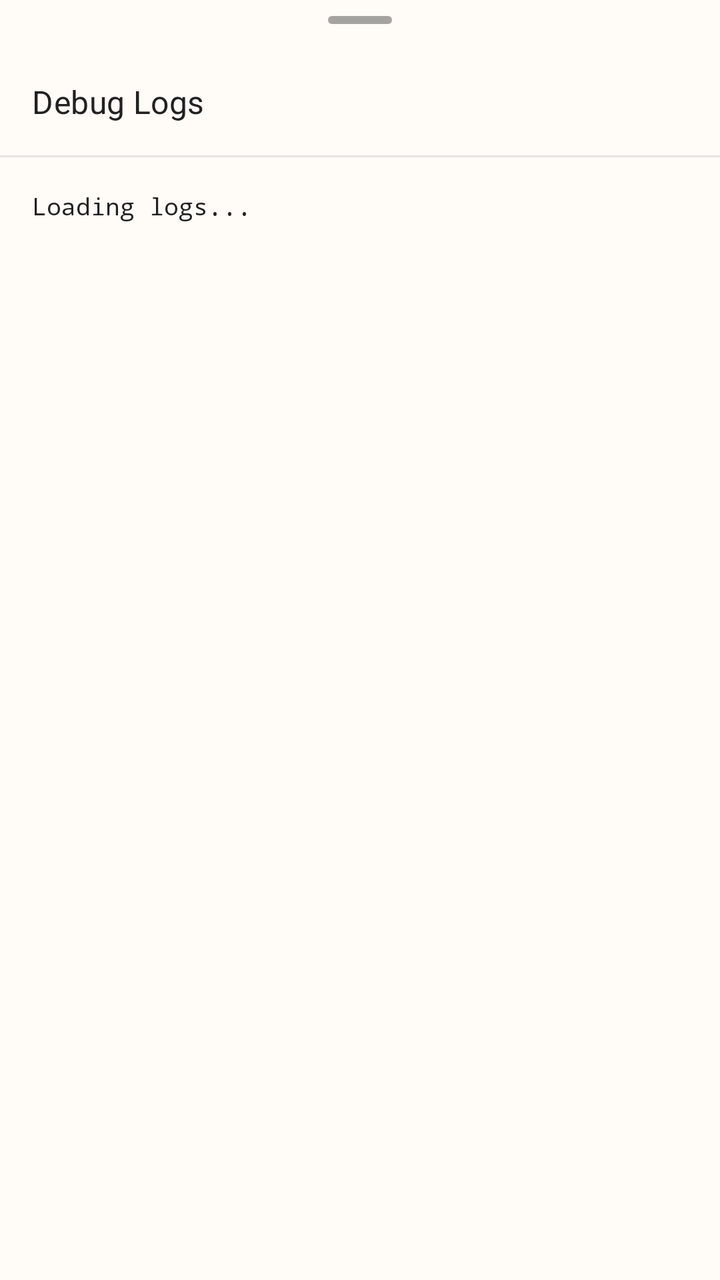
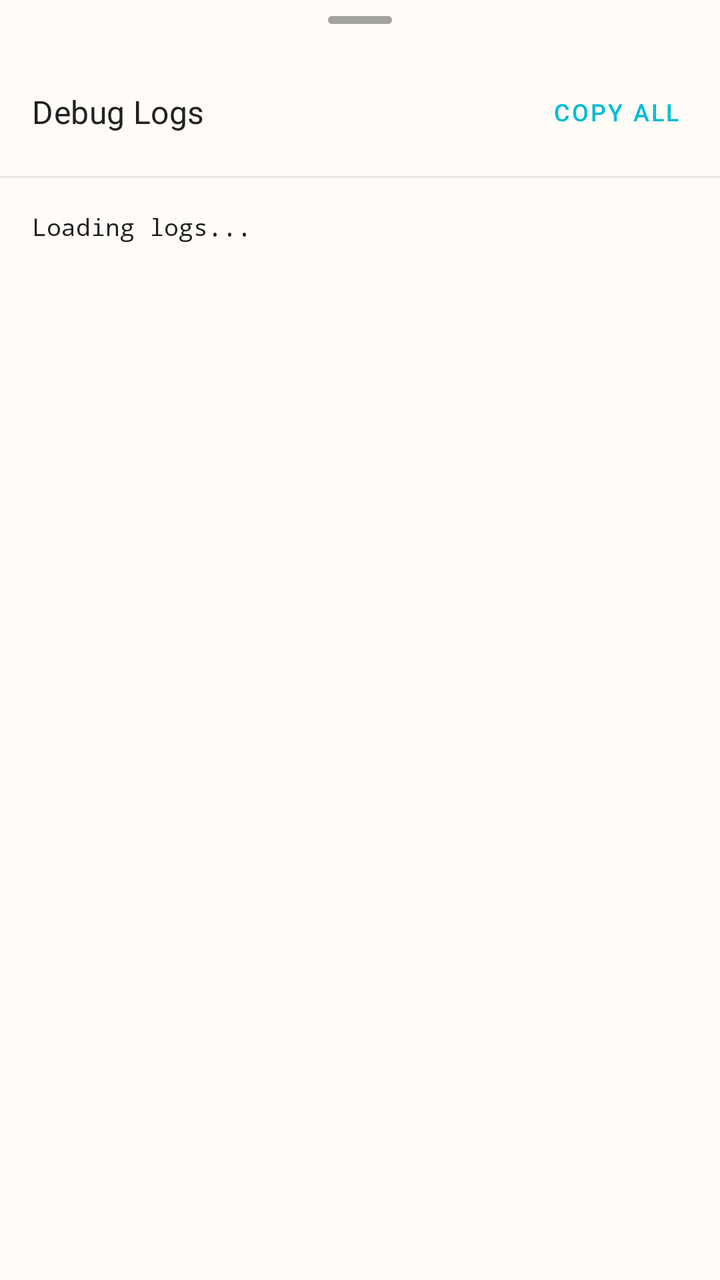

Before-and-after screenshots of an Android layout around one commit, followed by the original layout XML and the change that was made.
<!-- AndroidManifest.xml: application theme Theme.MyApplication -->
<!-- res/layout/fragment_debug_logs_bottom_sheet.xml -->
<?xml version="1.0" encoding="utf-8"?>

<LinearLayout xmlns:android="http://schemas.android.com/apk/res/android"
    xmlns:app="http://schemas.android.com/apk/res-auto"
    android:layout_width="match_parent"
    android:layout_height="wrap_content"
    android:orientation="vertical"
    android:paddingBottom="16dp">

    
    <View
        android:layout_width="32dp"
        android:layout_height="4dp"
        android:layout_gravity="center_horizontal"
        android:layout_marginTop="8dp"
        android:layout_marginBottom="12dp"
        android:background="@drawable/drag_handle_background"
        android:alpha="0.4" />

    
    <TextView
        android:layout_width="match_parent"
        android:layout_height="wrap_content"
        android:text="Debug Logs"
        android:textAppearance="@style/TextAppearance.MaterialComponents.Subtitle1"
        android:textColor="?attr/colorOnSurface"
        android:padding="16dp" />

    
    <View
        android:layout_width="match_parent"
        android:layout_height="1dp"
        android:background="?attr/colorOnSurface"
        android:alpha="0.1" />

    
    <androidx.core.widget.NestedScrollView
        android:id="@+id/debugLogScrollView"
        android:layout_width="match_parent"
        android:layout_height="400dp"
        android:padding="16dp">

        <TextView
            android:id="@+id/debugLogText"
            android:layout_width="match_parent"
            android:layout_height="wrap_content"
            android:fontFamily="monospace"
            android:text="Loading logs..."
            android:textSize="12sp"
            android:textColor="?attr/colorOnSurface" />

    </androidx.core.widget.NestedScrollView>

</LinearLayout>
<!-- resources referenced by this layout -->
<resources>
  <!-- drawable drag_handle_background (drawable) -->
  <?xml version="1.0" encoding="utf-8"?>
  
  <shape xmlns:android="http://schemas.android.com/apk/res/android"
      android:shape="rectangle">
      <solid android:color="?attr/colorOnSurface" />
      <corners android:radius="2dp" />
  </shape>
  <style name="Theme.MyApplication" parent="Theme.MaterialComponents.DayNight.NoActionBar">
          
          <item name="colorPrimary">@color/teal_primary</item>
          <item name="colorPrimaryVariant">@color/teal_primary_dark</item>
          <item name="colorOnPrimary">@color/white</item>
  
          
          <item name="colorSecondary">@color/cyan_secondary</item>
          <item name="colorSecondaryVariant">@color/cyan_secondary_dark</item>
          <item name="colorOnSecondary">@color/black</item>
  
          
          <item name="colorAccent">@color/orange_accent</item>
  
          
          <item name="android:colorBackground">@color/background_light</item>
          <item name="colorSurface">@color/surface_light</item>
          <item name="colorOnSurface">@color/text_primary_light</item>
  
          
          <item name="colorError">@color/error</item>
          <item name="colorOnError">@color/white</item>
  
          
          <item name="android:statusBarColor">?attr/colorPrimaryVariant</item>
      </style>
  <color name="teal_primary">#00BCD4</color>
  <color name="teal_primary_dark">#0097A7</color>
  <color name="white">#FFFFFFFF</color>
  <color name="cyan_secondary">#26A69A</color>
  <color name="cyan_secondary_dark">#00897B</color>
  <color name="black">#FF000000</color>
  <color name="orange_accent">#FFA726</color>
  <color name="background_light">#FFFBF7</color>
  <color name="surface_light">#FFFFFF</color>
  <color name="text_primary_light">#212121</color>
  <color name="error">#C62828</color>
</resources>

<!-- the commit's change to res/layout/fragment_debug_logs_bottom_sheet.xml (unified diff, before → after) -->
@@ -18,13 +18,33 @@
         android:alpha="0.4" />
 
     
-    <TextView
+    <LinearLayout
         android:layout_width="match_parent"
         android:layout_height="wrap_content"
-        android:text="Debug Logs"
-        android:textAppearance="@style/TextAppearance.MaterialComponents.Subtitle1"
-        android:textColor="?attr/colorOnSurface"
-        android:padding="16dp" />
+        android:orientation="horizontal"
+        android:gravity="center_vertical"
+        android:paddingStart="16dp"
+        android:paddingEnd="8dp"
+        android:paddingTop="8dp"
+        android:paddingBottom="8dp">
+
+        <TextView
+            android:layout_width="0dp"
+            android:layout_height="wrap_content"
+            android:layout_weight="1"
+            android:text="Debug Logs"
+            android:textAppearance="@style/TextAppearance.MaterialComponents.Subtitle1"
+            android:textColor="?attr/colorOnSurface" />
+
+        <Button
+            android:id="@+id/copyAllButton"
+            style="@style/Widget.MaterialComponents.Button.TextButton"
+            android:layout_width="wrap_content"
+            android:layout_height="wrap_content"
+            android:text="Copy All"
+            android:textSize="12sp" />
+
+    </LinearLayout>
 
     
     <View
@@ -47,7 +67,8 @@
             android:fontFamily="monospace"
             android:text="Loading logs..."
             android:textSize="12sp"
-            android:textColor="?attr/colorOnSurface" />
+            android:textColor="?attr/colorOnSurface"
+            android:textIsSelectable="true" />
 
     </androidx.core.widget.NestedScrollView>
 
